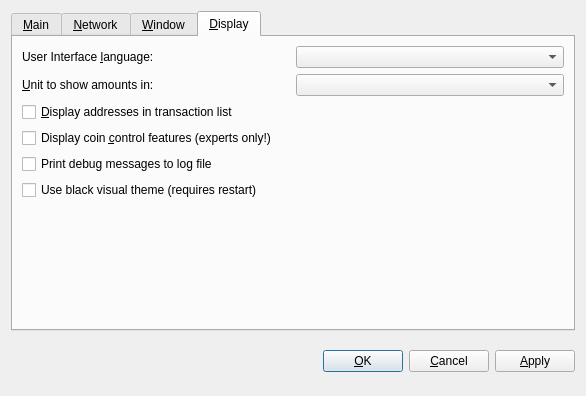
privcycoin/privcy, file src/qt/forms/optionsdialog.ui: the form before one commit.
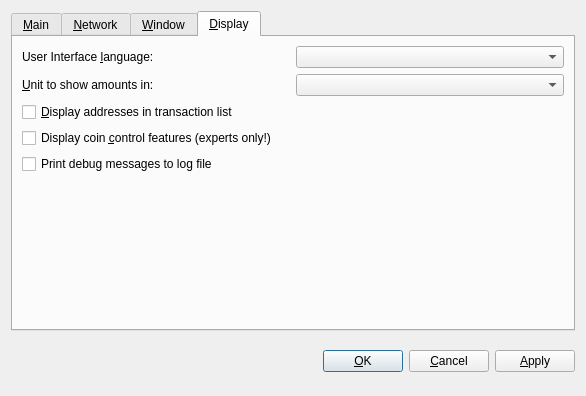
The form after the commit. The open tabs and pages were chosen to show the change. Custom widgets are drawn as their Qt base class.

Commit message: remove unused button html fix

```diff
--- a/src/qt/forms/optionsdialog.ui
+++ b/src/qt/forms/optionsdialog.ui
@@ -429,13 +429,6 @@
         </widget>
        </item>
        <item row="5" column="0">
-        <widget class="QCheckBox" name="useBlackTheme">
-         <property name="text">
-          <string>Use black visual theme (requires restart)</string>
-         </property>
-        </widget>
-       </item>
-       <item row="6" column="0">
         <spacer name="verticalSpacer_Display">
          <property name="orientation">
           <enum>Qt::Vertical</enum>
```
Left out of the diff: 2 changed lines with no effect on the pictures. The commit also changes 2 other files.
